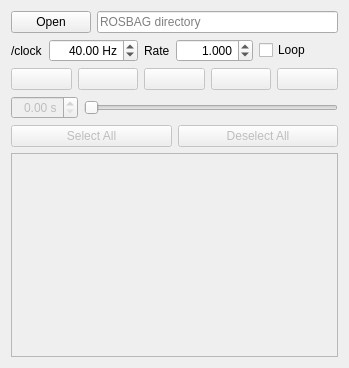
This is src/ui/player.ui in shikishima-TasakiLab/rviz2_bag as Qt 5 draws it before an edit. The edited form follows.
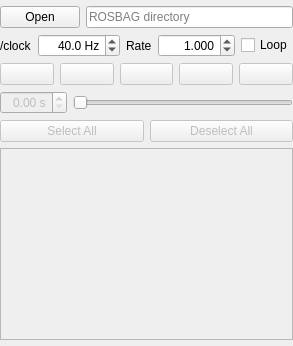
This is the edited form. Icons and pictures are not drawn.

Commit message: "Player" is complete.

```diff
--- a/src/ui/player.ui
+++ b/src/ui/player.ui
@@ -2,18 +2,22 @@
 <ui version="4.0">
  <class>Player</class>
  <widget class="QWidget" name="Player">
-  <property name="geometry">
-   <rect>
-    <x>0</x>
-    <y>0</y>
-    <width>349</width>
-    <height>368</height>
-   </rect>
-  </property>
   <property name="windowTitle">
    <string>Form</string>
   </property>
   <layout class="QVBoxLayout" name="verticalLayout_2">
+   <property name="leftMargin">
+    <number>0</number>
+   </property>
+   <property name="topMargin">
+    <number>6</number>
+   </property>
+   <property name="rightMargin">
+    <number>0</number>
+   </property>
+   <property name="bottomMargin">
+    <number>6</number>
+   </property>
    <item>
     <layout class="QHBoxLayout" name="horizontalLayout_2">
      <item>
@@ -69,6 +73,9 @@
          <property name="suffix">
           <string> Hz</string>
          </property>
+         <property name="decimals">
+          <number>1</number>
+         </property>
          <property name="maximum">
           <double>1000.000000000000000</double>
          </property>
```
Left out of the diff: 6 changed lines with no effect on the pictures. The commit also changes 4 other files.
